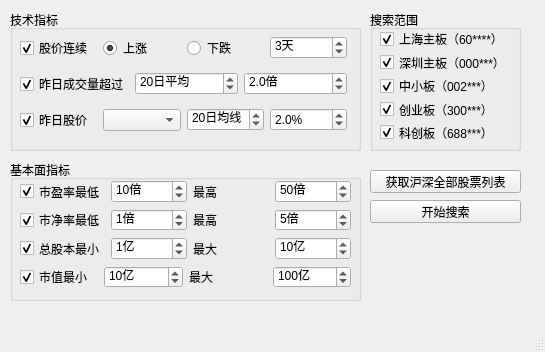
This is QtDesign/StockFinder.ui in victor647/QuantumStockTrade as Qt 5 draws it before an edit. The edited form follows.
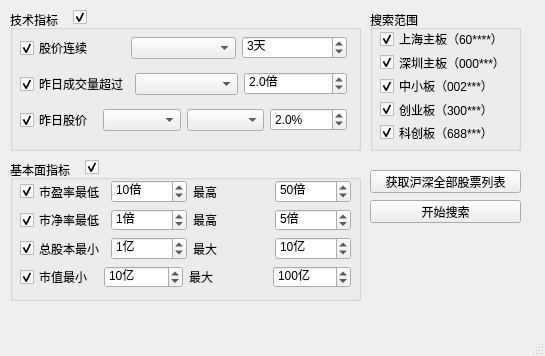
This is the edited form.

Patch:
```diff
--- a/QtDesign/StockFinder.ui
+++ b/QtDesign/StockFinder.ui
@@ -7,7 +7,7 @@
     <x>0</x>
     <y>0</y>
     <width>545</width>
-    <height>352</height>
+    <height>356</height>
    </rect>
   </property>
   <property name="windowTitle">
@@ -116,6 +116,9 @@
     </property>
    </widget>
    <widget class="QGroupBox" name="grpTechnicalIndex">
+    <property name="enabled">
+     <bool>true</bool>
+    </property>
     <property name="geometry">
      <rect>
       <x>10</x>
@@ -127,7 +130,7 @@
     <property name="title">
      <string>技术指标</string>
     </property>
-    <widget class="QWidget" name="">
+    <widget class="QWidget" name="layoutWidget">
      <property name="geometry">
       <rect>
        <x>10</x>
@@ -150,27 +153,20 @@
          </widget>
         </item>
         <item>
-         <widget class="QRadioButton" name="rbnConsecutiveUp">
-          <property name="text">
-           <string>上涨</string>
-          </property>
-          <property name="checked">
-           <bool>true</bool>
-          </property>
-         </widget>
-        </item>
-        <item>
-         <widget class="QRadioButton" name="rbnConsecutiveDown">
-          <property name="text">
-           <string>下跌</string>
-          </property>
-          <property name="checked">
+         <widget class="QComboBox" name="cbbConsecutiveTrend">
+          <property name="editable">
            <bool>false</bool>
           </property>
+          <property name="currentText">
+           <string/>
+          </property>
          </widget>
         </item>
         <item>
          <widget class="QSpinBox" name="spbConsecutiveUpDays">
+          <property name="enabled">
+           <bool>true</bool>
+          </property>
           <property name="suffix">
            <string>天</string>
           </property>
@@ -197,18 +193,12 @@
          </widget>
         </item>
         <item>
-         <widget class="QSpinBox" name="spinBox">
-          <property name="suffix">
-           <string>日平均</string>
+         <widget class="QComboBox" name="cbbAverageVolumePeriod">
+          <property name="editable">
+           <bool>false</bool>
           </property>
-          <property name="minimum">
-           <number>5</number>
-          </property>
-          <property name="maximum">
-           <number>60</number>
-          </property>
-          <property name="value">
-           <number>20</number>
+          <property name="currentText">
+           <string/>
           </property>
          </widget>
         </item>
@@ -259,18 +249,12 @@
          </widget>
         </item>
         <item>
-         <widget class="QSpinBox" name="spbPriceDeviationBase">
-          <property name="suffix">
-           <string>日均线</string>
+         <widget class="QComboBox" name="cbbAveragePricePeriod">
+          <property name="editable">
+           <bool>false</bool>
           </property>
-          <property name="minimum">
-           <number>5</number>
-          </property>
-          <property name="maximum">
-           <number>60</number>
-          </property>
-          <property name="value">
-           <number>20</number>
+          <property name="currentText">
+           <string/>
           </property>
          </widget>
         </item>
@@ -313,7 +297,7 @@
     <property name="title">
      <string>基本面指标</string>
     </property>
-    <widget class="QWidget" name="">
+    <widget class="QWidget" name="layoutWidget">
      <property name="geometry">
       <rect>
        <x>10</x>
@@ -538,6 +522,38 @@
      </layout>
     </widget>
    </widget>
+   <widget class="QCheckBox" name="cbxTechnicalIndexEnabled">
+    <property name="geometry">
+     <rect>
+      <x>73</x>
+      <y>9</y>
+      <width>21</width>
+      <height>16</height>
+     </rect>
+    </property>
+    <property name="text">
+     <string/>
+    </property>
+    <property name="checked">
+     <bool>true</bool>
+    </property>
+   </widget>
+   <widget class="QCheckBox" name="cbxCompanyInfoEnabled">
+    <property name="geometry">
+     <rect>
+      <x>85</x>
+      <y>159</y>
+      <width>21</width>
+      <height>16</height>
+     </rect>
+    </property>
+    <property name="text">
+     <string/>
+    </property>
+    <property name="checked">
+     <bool>true</bool>
+    </property>
+   </widget>
   </widget>
   <widget class="QMenuBar" name="menubar">
    <property name="geometry">
```
Left out of the diff: 280 changed lines with no effect on the pictures.
